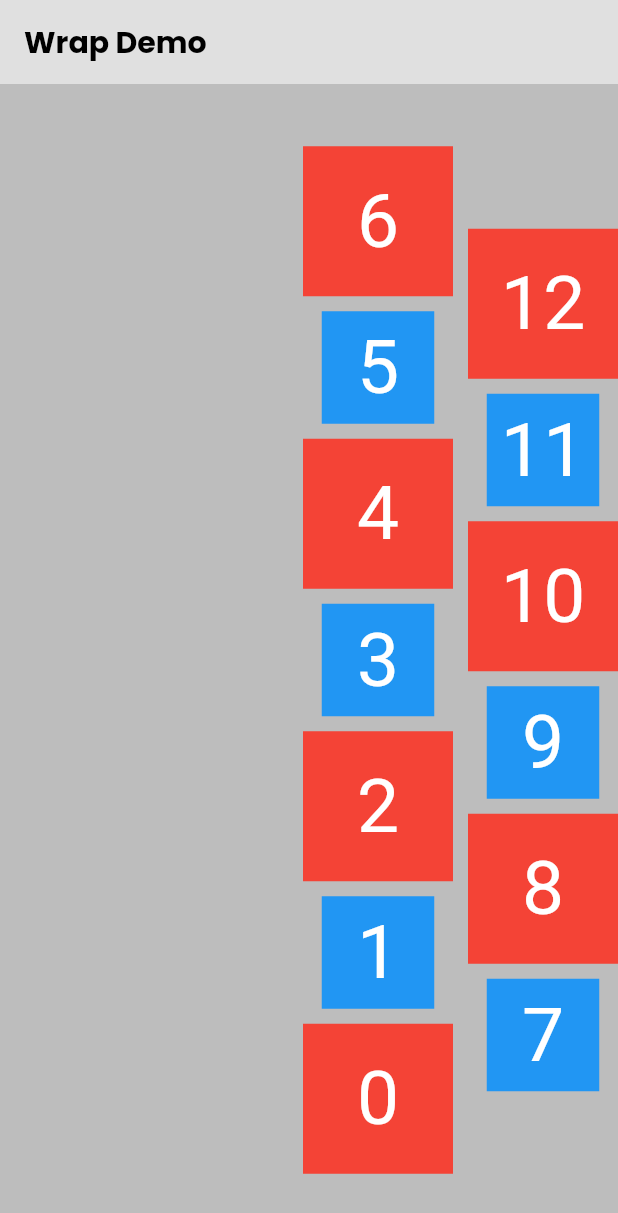
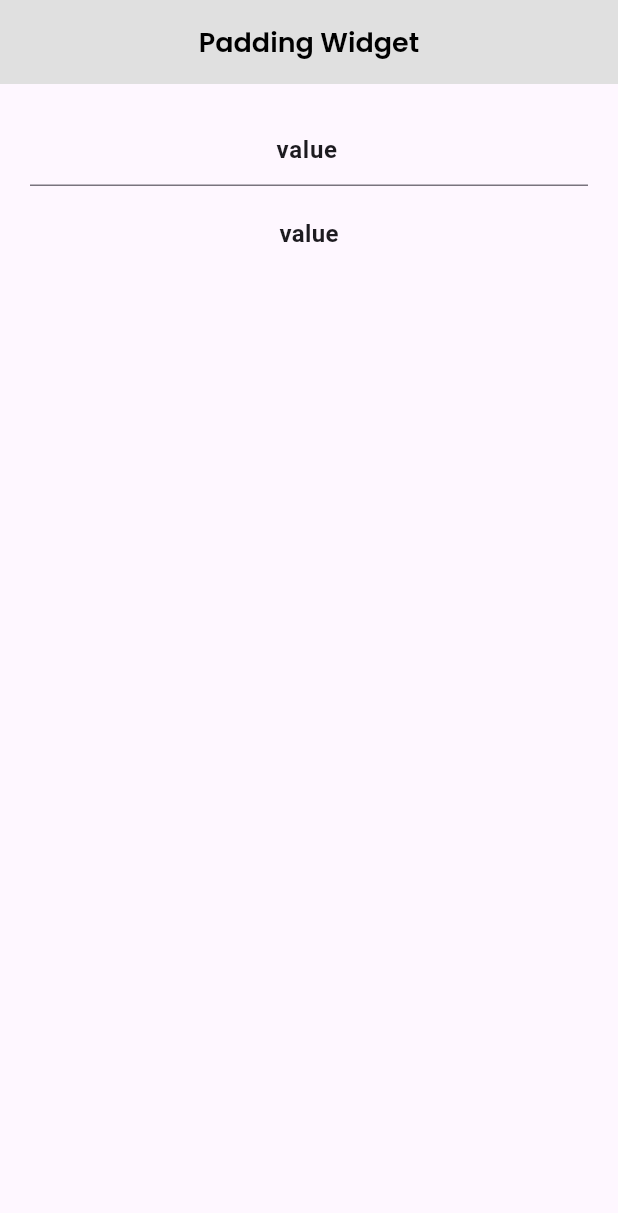
Before and after one commit to Febrian1202/trying_flutter, a Flutter app: the screen it shows after launch, on a phone screen of 412 x 824 dp. Shown: the top 1213 px of the screen. Run offline on Flutter 3.47's test engine with Material 3 defaults, Android fonts, the phone set to English and light mode, and no system bars; our stand-ins replace google_fonts, material_design_icons_flutter.

Commit message:
TextField Widget

```diff
--- a/lib/main.dart
+++ b/lib/main.dart
@@ -1,5 +1,9 @@
 import 'package:flutter/material.dart';
-import 'package:porto/wrap.dart';
+// import 'package:porto/icon_widget.dart';
+import 'package:porto/textfield.dart';
+// import 'package:porto/align.dart';
+// import 'package:porto/padding_widget.dart';
+// import 'package:porto/wrap.dart';
 // import 'package:porto/main_page.dart';
 // import 'package:porto/stack_demo.dart';
 
@@ -12,6 +16,6 @@ class MyApp extends StatelessWidget {
 
   @override
   Widget build(BuildContext context) {
-    return MaterialApp(home: const WrapDemo());
+    return MaterialApp(home: const TextFieldDemo());
   }
 }
--- /dev/null
+++ b/lib/padding_widget.dart
@@ -0,0 +1,49 @@
+import 'package:flutter/material.dart';
+
+class PaddingDemo extends StatelessWidget {
+  const PaddingDemo({super.key});
+
+  @override
+  Widget build(BuildContext context) {
+    return Scaffold(
+      appBar: AppBar(
+        backgroundColor: Colors.grey.shade300,
+        title: Center(
+          child: const Text(
+            'Padding Widget',
+            style: TextStyle(
+              fontFamily: 'Poppins',
+              fontSize: 18,
+              color: Colors.black,
+              fontWeight: FontWeight.w600,
+            ),
+          ),
+        ),
+      ),
+      body: const Row(
+        children: [
+          Padding(
+            padding: EdgeInsets.fromLTRB(20, 20, 10, 0),
+            child: Text('Lorem'),
+          ),
+          Padding(
+            padding: EdgeInsets.fromLTRB(20, 20, 10, 0),
+            child: Text('Ipsum'),
+          ),
+          Padding(
+            padding: EdgeInsets.fromLTRB(20, 20, 10, 0),
+            child: Text('Dolor'),
+          ),
+          Padding(
+            padding: EdgeInsets.fromLTRB(20, 20, 10, 0),
+            child: Text('Sit'),
+          ),
+          Padding(
+            padding: EdgeInsets.fromLTRB(20, 20, 10, 0),
+            child: Text('Amet'),
+          ),
+        ],
+      ),
+    );
+  }
+}
--- /dev/null
+++ b/lib/textfield.dart
@@ -0,0 +1,61 @@
+import 'package:flutter/material.dart';
+import 'package:flutter/services.dart';
+
+class TextFieldDemo extends StatefulWidget {
+  const TextFieldDemo({super.key});
+
+  @override
+  State<TextFieldDemo> createState() => _TextFieldDemoState();
+}
+
+class _TextFieldDemoState extends State<TextFieldDemo> {
+  TextEditingController textEditingController = TextEditingController(
+    text: 'value',
+  );
+  @override
+  Widget build(BuildContext context) {
+    return Scaffold(
+      appBar: AppBar(
+        backgroundColor: Colors.grey.shade300,
+        title: Center(
+          child: const Text(
+            'Padding Widget',
+            style: TextStyle(
+              fontFamily: 'Poppins',
+              fontSize: 18,
+              color: Colors.black,
+              fontWeight: FontWeight.w600,
+            ),
+          ),
+        ),
+      ),
+      body: Padding(
+        padding: const EdgeInsets.all(20.0),
+        child: Column(
+          children: [
+            TextField(
+              controller: textEditingController,
+              // obscureText: true,
+              // obscuringCharacter: '-',
+              style: const TextStyle(fontWeight: FontWeight.bold),
+              textAlign: TextAlign.center,
+              cursorColor: Colors.red,
+              inputFormatters: [
+                TextInputFormatter.withFunction(
+                  (oldValue, newValue) =>
+                      newValue.copyWith(text: newValue.text.toUpperCase()),
+                ),
+              ],
+              onChanged: (value) => setState(() {}),
+            ),
+            SizedBox(height: 20),
+            Text(
+              textEditingController.text,
+              style: const TextStyle(fontSize: 16, fontWeight: FontWeight.bold),
+            ),
+          ],
+        ),
+      ),
+    );
+  }
+}
--- a/pubspec.yaml
+++ b/pubspec.yaml
@@ -35,6 +35,8 @@ dependencies:
   # Use with the CupertinoIcons class for iOS style icons.
   cupertino_icons: ^1.0.8
   google_fonts: ^6.3.3
+  flutter_material_design_icons: ^1.1.7447
+  material_design_icons_flutter: ^7.0.7296
 
 dev_dependencies:
   flutter_test:
```
Also changed, not shown: lib/align.dart (added, +33 -0 lines), lib/icon_widget.dart (added, +29 -0 lines), pubspec.lock.
